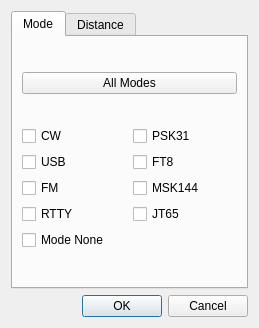
The window that mqt/MqtLogger/bandmapclientfilterdialog.ui (Rsclub22/Minos2-Mirror) describes before a commit, drawn with Qt 5.
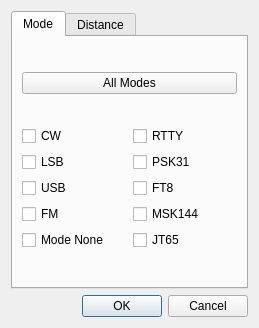
The same window after the commit. The open tabs and pages were chosen to show the change.

```diff
--- a/mqt/MqtLogger/bandmapclientfilterdialog.ui
+++ b/mqt/MqtLogger/bandmapclientfilterdialog.ui
@@ -6,7 +6,7 @@
    <rect>
     <x>0</x>
     <y>0</y>
-    <width>243</width>
+    <width>244</width>
     <height>328</height>
    </rect>
   </property>
@@ -23,8 +23,6 @@
       <attribute name="title">
        <string>Mode</string>
       </attribute>
-      <layout class="QHBoxLayout" name="horizontalLayout_2">
-       <item>
         <layout class="QVBoxLayout" name="verticalLayout">
          <item>
           <widget class="QPushButton" name="modeSelectBut">
@@ -35,21 +33,28 @@
          </item>
          <item>
           <layout class="QGridLayout" name="gridLayout">
-           <item row="3" column="0">
+         <item row="0" column="0">
+          <widget class="QCheckBox" name="cwModeChkBox">
+           <property name="text">
+            <string>CW</string>
+           </property>
+          </widget>
+         </item>
+         <item row="0" column="1">
             <widget class="QCheckBox" name="rttyModeChkBox">
              <property name="text">
               <string>RTTY</string>
              </property>
             </widget>
            </item>
-           <item row="2" column="1">
-            <widget class="QCheckBox" name="msk144ModeChkBox">
+         <item row="1" column="0">
+          <widget class="QCheckBox" name="lsbModeChkBox">
              <property name="text">
-              <string>MSK144</string>
+            <string>LSB</string>
              </property>
             </widget>
            </item>
-           <item row="0" column="1">
+         <item row="1" column="1">
             <widget class="QCheckBox" name="psk31ModeChkBox">
              <property name="text">
               <string>PSK31</string>
@@ -57,37 +62,30 @@
             </widget>
            </item>
            <item row="2" column="0">
-            <widget class="QCheckBox" name="fmModeChkBox">
+          <widget class="QCheckBox" name="usbModeChkBox">
              <property name="text">
-              <string>FM</string>
+            <string>USB</string>
              </property>
             </widget>
            </item>
-           <item row="1" column="1">
+         <item row="2" column="1">
             <widget class="QCheckBox" name="ft8ModeChkBox">
              <property name="text">
               <string>FT8</string>
              </property>
             </widget>
            </item>
-           <item row="0" column="0">
-            <widget class="QCheckBox" name="cwModeChkBox">
+         <item row="3" column="0">
+          <widget class="QCheckBox" name="fmModeChkBox">
              <property name="text">
-              <string>CW</string>
+            <string>FM</string>
              </property>
             </widget>
            </item>
            <item row="3" column="1">
-            <widget class="QCheckBox" name="jt65ModeChkBox">
+          <widget class="QCheckBox" name="msk144ModeChkBox">
              <property name="text">
-              <string>JT65</string>
-             </property>
-            </widget>
-           </item>
-           <item row="1" column="0">
-            <widget class="QCheckBox" name="usbModeChkBox">
-             <property name="text">
-              <string>USB</string>
+            <string>MSK144</string>
              </property>
             </widget>
            </item>
@@ -98,7 +96,12 @@
              </property>
             </widget>
            </item>
-          </layout>
+         <item row="4" column="1">
+          <widget class="QCheckBox" name="jt65ModeChkBox">
+           <property name="text">
+            <string>JT65</string>
+           </property>
+          </widget>
          </item>
         </layout>
        </item>
```
Left out of the diff: 2 changed lines with no effect on the pictures. Lines whose indentation alone changed are shown as unchanged.
